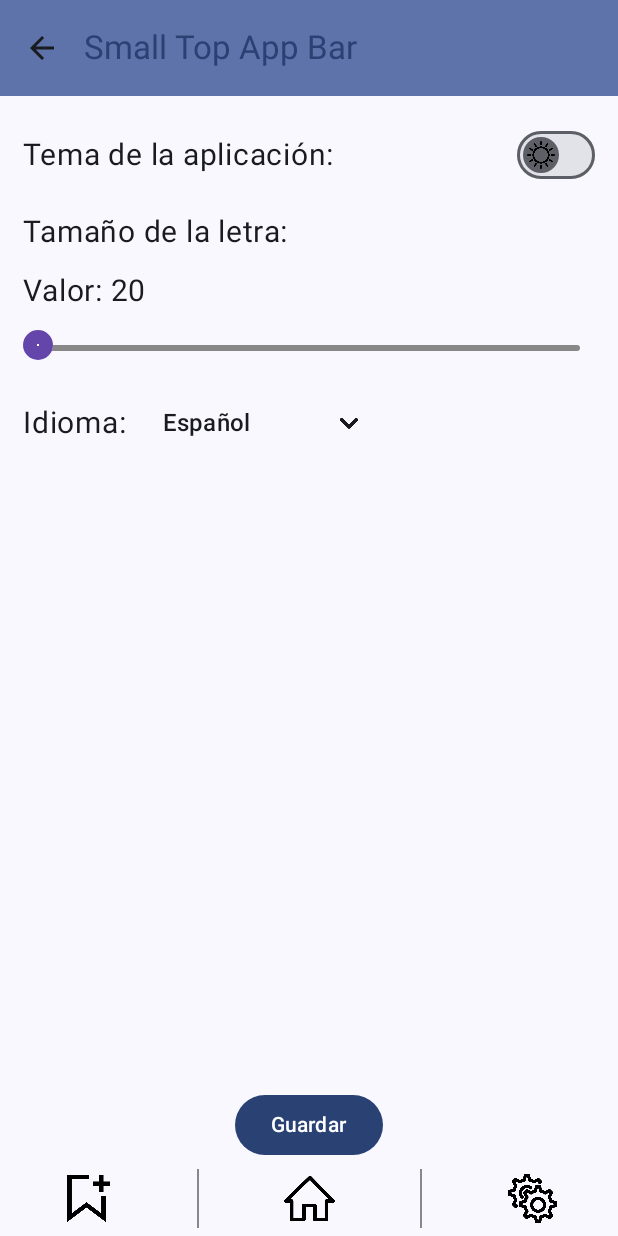
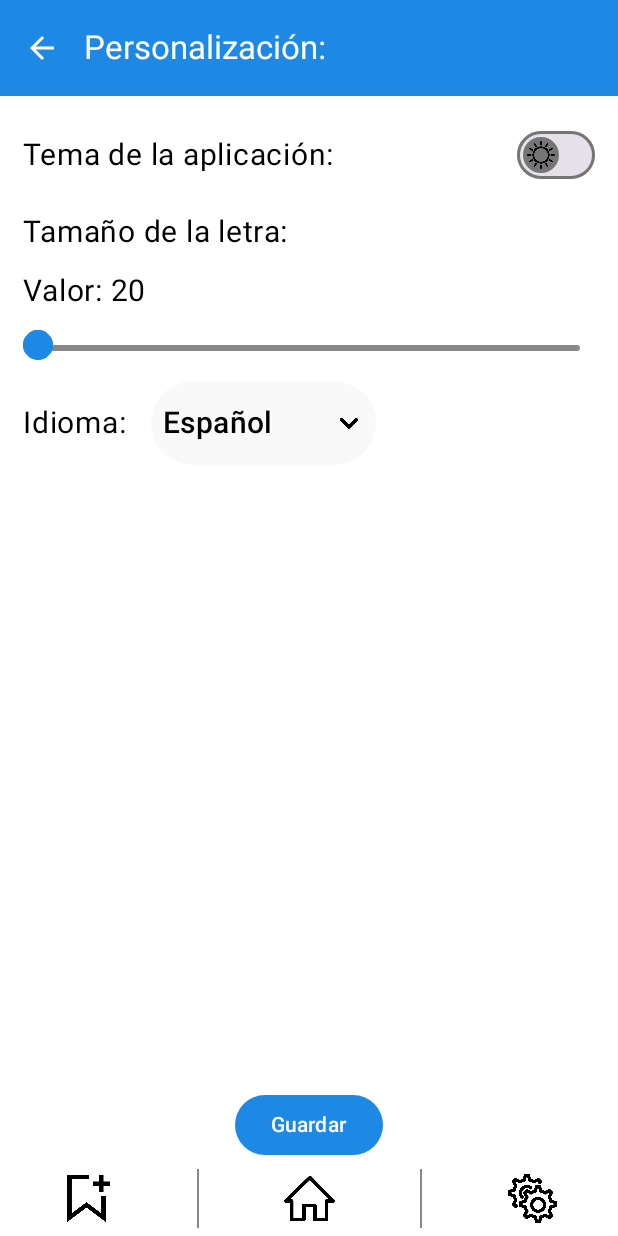
Before and after one commit to Javialj/TSGApp, an Android app built with Jetpack Compose: the AjustesPersonalizados screen opened through its navigation route, on a phone screen of 412 x 824 dp. Run offline under Robolectric (Android 15) with nearby library versions, the phone set to English and light mode, and no system bars; pictures from the network do not load.

Commit message:
Viernes 16/05/25

```diff
--- a/app/src/main/java/com/example/tsgapp/Cuenta.kt
+++ b/app/src/main/java/com/example/tsgapp/Cuenta.kt
@@ -31,6 +31,7 @@ import androidx.compose.ui.text.style.TextAlign
 import androidx.compose.ui.tooling.preview.Preview
 import androidx.compose.ui.unit.dp
 import androidx.compose.ui.unit.sp
+import com.example.tsgapp.ui.theme.TamañoLetra
 
 class Cuenta : ComponentActivity() {
     override fun onCreate(savedInstanceState: Bundle?) {
@@ -97,7 +98,7 @@ fun RecuperarContrasena() {
     ) {
         Text(
             text = "Olvidaste tu contraseña?",
-            fontSize = 18.sp,
+            fontSize = TamañoLetra.tamañoFuente.sp,
             style = MaterialTheme.typography.headlineLarge,
             fontWeight = FontWeight.Bold,
             color = Color.Blue
@@ -148,7 +149,8 @@ fun LoginButton(text: String, iconRes: Int) {
             Text(
                 text = text,
                 textAlign = TextAlign.Center,
-                modifier = Modifier.fillMaxWidth()
+                modifier = Modifier.fillMaxWidth(),
+                fontSize = TamañoLetra.tamañoFuente.sp
             )
             Image(
                 painter = painterResource(id = iconRes),
--- a/app/src/main/java/com/example/tsgapp/MainActivity.kt
+++ b/app/src/main/java/com/example/tsgapp/MainActivity.kt
@@ -25,6 +25,7 @@ import androidx.compose.material3.MultiChoiceSegmentedButtonRow
 import androidx.compose.material3.Scaffold
 import androidx.compose.material3.SegmentedButton
 import androidx.compose.material3.SegmentedButtonDefaults
+import androidx.compose.material3.Surface
 import androidx.compose.material3.Text
 import androidx.compose.runtime.Composable
 import androidx.compose.runtime.mutableStateListOf
@@ -42,6 +43,7 @@ import androidx.navigation.compose.NavHost
 import androidx.navigation.compose.composable
 import androidx.navigation.compose.rememberNavController
 import com.example.tsgapp.ui.theme.TSGAppTheme
+import com.example.tsgapp.ui.theme.TamañoLetra
 
 class MainActivity : ComponentActivity() {
     override fun onCreate(savedInstanceState: Bundle?) {
@@ -49,7 +51,9 @@ class MainActivity : ComponentActivity() {
         enableEdgeToEdge()
         setContent {
             TSGAppTheme {
-                AppNavigation()
+                Surface {
+                    AppNavigation()
+                }
             }
         }
     }
@@ -166,7 +170,7 @@ fun SettingItem(text: String, onClick: () -> Unit) {
             verticalAlignment = Alignment.CenterVertically,
             horizontalArrangement = Arrangement.SpaceBetween
         ) {
-            Text(text)
+            Text(text, fontSize = TamañoLetra.tamañoFuente.sp)
             Image(
                 painter = next,
                 contentDescription = "Next",
--- a/app/src/main/java/com/example/tsgapp/Personalizacion.kt
+++ b/app/src/main/java/com/example/tsgapp/Personalizacion.kt
@@ -38,7 +38,6 @@ import androidx.compose.material3.Text
 import androidx.compose.material3.TopAppBar
 import androidx.compose.material3.TopAppBarDefaults
 import androidx.compose.runtime.Composable
-import androidx.compose.runtime.mutableFloatStateOf
 import androidx.compose.runtime.mutableStateOf
 import androidx.compose.runtime.remember
 import androidx.compose.runtime.getValue
@@ -54,6 +53,7 @@ import androidx.compose.ui.text.style.TextAlign
 import androidx.compose.ui.tooling.preview.Preview
 import androidx.compose.ui.unit.dp
 import androidx.compose.ui.unit.sp
+import com.example.tsgapp.ui.theme.TamañoLetra
 import com.example.tsgapp.ui.theme.ThemeState
 
 class Personalizacion : ComponentActivity() {
@@ -68,11 +68,9 @@ class Personalizacion : ComponentActivity() {
 @OptIn(ExperimentalMaterial3Api::class)
 @Composable
 fun AjustesPersonalizados() {
-    var sliderPosition by remember { mutableFloatStateOf(20f) }
-    val purple = Color(0xFF6446AB)
-    val lightPurple = Color(0xFF8673B4)
     var mostrarMenu by remember { mutableStateOf(false) }
     var idiomaSeleccionado by remember { mutableStateOf("Español") }
+    val primaryColor = MaterialTheme.colorScheme.primary
 
 
     Scaffold(
@@ -87,11 +85,12 @@ fun AjustesPersonalizados() {
                 }
             },
             colors = TopAppBarDefaults.topAppBarColors(
-                containerColor = MaterialTheme.colorScheme.primaryContainer,
-                titleContentColor = MaterialTheme.colorScheme.primary,
+                containerColor = MaterialTheme.colorScheme.primary,
+                titleContentColor = MaterialTheme.colorScheme.onPrimary,
+                navigationIconContentColor = MaterialTheme.colorScheme.onPrimary
             ),
             title = {
-                Text("Small Top App Bar")
+                Text("Personalización:")
             },
         )
     },
@@ -111,7 +110,7 @@ fun AjustesPersonalizados() {
                 .fillMaxWidth()
                 .padding(vertical = 15.dp)
         ) {
-            Text("Tema de la aplicación:", fontSize = 20.sp)
+            Text("Tema de la aplicación:", fontSize = TamañoLetra.tamañoFuente.sp)
             Switch(
                 checked = ThemeState.isDarkMode,
                 onCheckedChange = { ThemeState.toggleTheme() }, // Cambia el tema global
@@ -136,15 +135,19 @@ fun AjustesPersonalizados() {
         }
 
         // Slider para tamaño de letra
-        Text("Tamaño de la letra:", fontSize = 20.sp)
+        Text("Tamaño de la letra:", fontSize = TamañoLetra.tamañoFuente.sp)
         Spacer(modifier = Modifier.height(15.dp))
 
-        Text(text = "Valor: ${sliderPosition.toInt()}", fontSize = 20.sp)
+        Text(text = "Valor: ${TamañoLetra.tamañoFuente}", fontSize = TamañoLetra.tamañoFuente.sp)
         Spacer(modifier = Modifier.padding(horizontal = 5.dp))
+        val thumbOffset = 10.dp // Ajusta este valor si ves que el thumb está centrado y afecta el cálculo
+
         Slider(
-            value = sliderPosition,
-            onValueChange = { sliderPosition = it },
-            valueRange = 20f..50f,
+            value = TamañoLetra.tamañoFuente.toFloat(),
+            onValueChange = { newValue ->
+                TamañoLetra.tamañoFuente = newValue.toInt()
+            },
+            valueRange = 20f..30f,
             steps = 5,
             modifier = Modifier.fillMaxWidth(),
             colors = SliderDefaults.colors(
@@ -152,19 +155,27 @@ fun AjustesPersonalizados() {
                 activeTrackColor = Color.Blue,
                 inactiveTrackColor = Color.Gray
             ),
-            track = { sliderSizes ->
+            track = { sliderPositions ->
                 Canvas(modifier = Modifier.fillMaxWidth()) {
+                    val trackHeight = 4.dp.toPx()
+                    val cornerRadius = 2.dp.toPx()
+
+                    // Dibuja la barra inactiva completa
                     drawRoundRect(
                         color = Color.Gray,
-                        size = Size(size.width, 4.dp.toPx()),
-                        cornerRadius = CornerRadius(2.dp.toPx())
+                        size = Size(size.width, trackHeight),
+                        cornerRadius = CornerRadius(cornerRadius)
                     )
-                    val normalizedValue = (sliderPosition - 20f) / (50f - 20f)
+
+                    // Calcula el ancho lleno usando el valor actual del slider
+                    val normalizedValue = (TamañoLetra.tamañoFuente - 20) / (30 - 20f)
                     val filledWidth = normalizedValue * size.width
+
+                    // Dibuja solo la parte activa (hasta donde va el thumb)
                     drawRoundRect(
-                        color = lightPurple,
-                        size = Size(filledWidth, 4.dp.toPx()),
-                        cornerRadius = CornerRadius(2.dp.toPx())
+                        color = primaryColor,
+                        size = Size(filledWidth, trackHeight),
+                        cornerRadius = CornerRadius(cornerRadius)
                     )
                 }
             },
@@ -174,8 +185,8 @@ fun AjustesPersonalizados() {
                     modifier = Modifier
                         .size(size)
                         .clip(CircleShape)
-                        .background(Color.White)
-                        .border(9.dp, purple)
+                        .background(primaryColor)
+                        .border(2.dp, primaryColor)
                 )
             }
         )
@@ -185,7 +196,7 @@ fun AjustesPersonalizados() {
             modifier = Modifier.fillMaxWidth(),
             verticalAlignment = Alignment.CenterVertically
         ) {
-            Text("Idioma:", fontSize = 20.sp)
+            Text("Idioma:", fontSize = TamañoLetra.tamañoFuente.sp)
 
             Spacer(modifier = Modifier.width(16.dp)) // Espaciado entre texto y botón
 
@@ -206,7 +217,7 @@ fun AjustesPersonalizados() {
                         text = idiomaSeleccionado,
                         modifier = Modifier.weight(1f),
                         textAlign = TextAlign.Start,
-                        fontSize = 16.sp
+                        fontSize = TamañoLetra.tamañoFuente.sp
                     )
                     Icon(
                         painter = painterResource(id = R.drawable.down),
@@ -221,14 +232,14 @@ fun AjustesPersonalizados() {
                     modifier = Modifier.width(150.dp)
                 ) {
                     DropdownMenuItem(
-                        text = { Text("Español", fontSize = 20.sp) },
+                        text = { Text("Español", fontSize = TamañoLetra.tamañoFuente.sp) },
                         onClick = {
                             idiomaSeleccionado = "Español"
                             mostrarMenu = false
                         }
                     )
                     DropdownMenuItem(
-                        text = { Text("Inglés", fontSize = 20.sp) },
+                        text = { Text("Inglés", fontSize = TamañoLetra.tamañoFuente.sp) },
                         onClick = {
                             idiomaSeleccionado = "Inglés"
                             mostrarMenu = false
--- /dev/null
+++ b/app/src/main/java/com/example/tsgapp/ui/theme/TamañoLetra.kt
@@ -0,0 +1,9 @@
+package com.example.tsgapp.ui.theme
+
+import androidx.compose.runtime.getValue
+import androidx.compose.runtime.mutableStateOf
+import androidx.compose.runtime.setValue
+
+object TamañoLetra {
+    var tamañoFuente by mutableStateOf(20)
+}
```
Also changed, not shown: app/src/main/java/com/example/tsgapp/VentanaPrincipal.kt (+20 -15 lines), app/src/main/java/com/example/tsgapp/ui/theme/Color.kt (+7 -6 lines), app/src/main/java/com/example/tsgapp/ui/theme/Theme.kt (+47 -17 lines).
